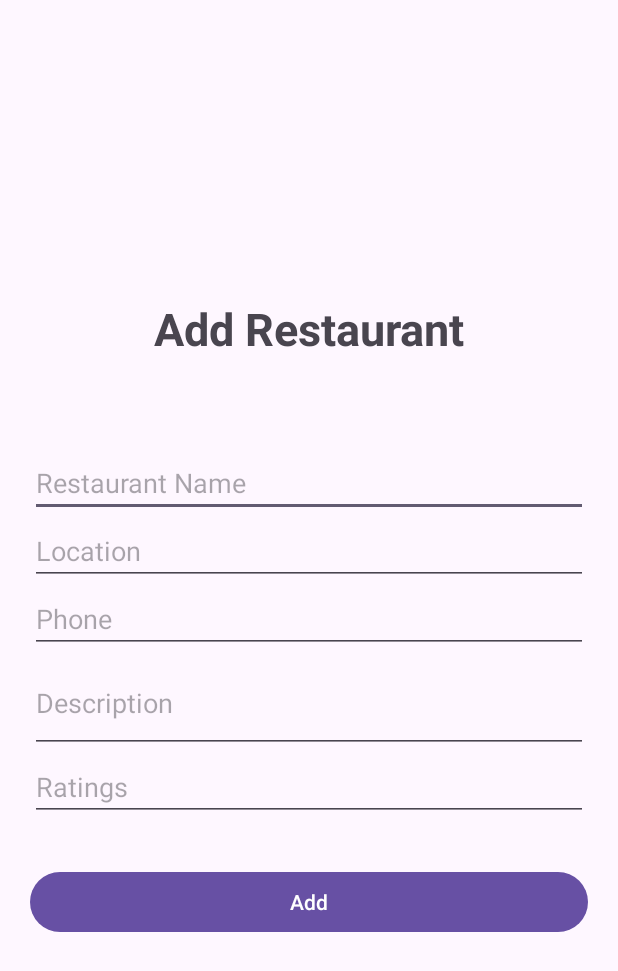
After one commit to ahsannjavaid/smd-assignment-2, an Android app: the AddRestaurantActivity screen opened directly, with no data from a screen before it, on a phone screen of 412 x 824 dp. The commit adds this screen. Shown: the top 971 px of the screen. Run offline under Robolectric (Android 15) with nearby library versions, the phone set to English and light mode, and no system bars.

Commit message:
add new restaurtant add

```diff
--- a/app/src/main/AndroidManifest.xml
+++ b/app/src/main/AndroidManifest.xml
@@ -13,6 +13,9 @@
         android:theme="@style/Theme.SMDAssignment2"
         tools:targetApi="31">
         <activity
+            android:name=".AddRestaurantActivity"
+            android:exported="false" />
+        <activity
             android:name=".MainActivity"
             android:exported="true">
             <intent-filter>
--- /dev/null
+++ b/app/src/main/java/com/example/smdassignment2/AddRestaurantActivity.java
@@ -0,0 +1,46 @@
+package com.example.smdassignment2;
+
+import androidx.appcompat.app.AppCompatActivity;
+
+import android.content.Intent;
+import android.os.Bundle;
+import android.view.View;
+import android.widget.Button;
+import android.widget.EditText;
+
+public class AddRestaurantActivity extends AppCompatActivity {
+
+    @Override
+    protected void onCreate(Bundle savedInstanceState) {
+        super.onCreate(savedInstanceState);
+        setContentView(R.layout.activity_add_restaurant);
+
+        Button btnAdd = findViewById(R.id.btnAdd);
+        btnAdd.setOnClickListener(new View.OnClickListener() {
+            @Override
+            public void onClick(View v) {
+                saveDataAndReturn();
+            }
+        });
+    }
+    private void saveDataAndReturn() {
+        // Retrieve values from EditText fields
+        String name = ((EditText) findViewById(R.id.etName)).getText().toString();
+        String location = ((EditText) findViewById(R.id.etLocation)).getText().toString();
+        String phone = ((EditText) findViewById(R.id.etPhone)).getText().toString();
+        String description = ((EditText) findViewById(R.id.etDescription)).getText().toString();
+        String rating = ((EditText) findViewById(R.id.etRating)).getText().toString();
+
+        // Create an Intent to return the values to MainActivity
+        Intent returnIntent = new Intent();
+        returnIntent.putExtra("name", name);
+        returnIntent.putExtra("location", location);
+        returnIntent.putExtra("phone", phone);
+        returnIntent.putExtra("description", description);
+        returnIntent.putExtra("rating", rating);
+
+        // Set result and finish AddActivity
+        setResult(RESULT_OK, returnIntent);
+        finish();
+    }
+}
--- /dev/null
+++ b/app/src/main/res/layout/activity_add_restaurant.xml
@@ -0,0 +1,71 @@
+<?xml version="1.0" encoding="utf-8"?>
+<LinearLayout xmlns:android="http://schemas.android.com/apk/res/android"
+    xmlns:app="http://schemas.android.com/apk/res-auto"
+    xmlns:tools="http://schemas.android.com/tools"
+    android:layout_width="match_parent"
+    android:layout_height="match_parent"
+    android:orientation="vertical"
+    android:gravity="center"
+    android:padding="20dp"
+    tools:context=".AddRestaurantActivity">
+
+    <TextView
+        android:layout_width="match_parent"
+        android:layout_height="wrap_content"
+        android:text="@string/add_restaurant"
+        android:textSize="30sp"
+        android:gravity="center"
+        android:paddingBottom="60dp"
+        android:textStyle="bold" />
+
+    <EditText
+        android:layout_width="match_parent"
+        android:layout_height="wrap_content"
+        android:id="@+id/etName"
+        android:hint="@string/restaurant_name"
+        android:autofillHints="name"
+        android:inputType="text"
+        />
+
+    <EditText
+        android:layout_width="match_parent"
+        android:layout_height="wrap_content"
+        android:id="@+id/etLocation"
+        android:hint="@string/location"
+        android:autofillHints="postalAddress"
+        android:inputType="text"
+        />
+
+    <EditText
+        android:layout_width="match_parent"
+        android:layout_height="wrap_content"
+        android:id="@+id/etPhone"
+        android:inputType="phone"
+        android:hint="@string/phone"
+        android:autofillHints="phone" />
+
+    <EditText
+        android:layout_width="match_parent"
+        android:layout_height="wrap_content"
+        android:id="@+id/etDescription"
+        android:inputType="textMultiLine"
+        android:lines="2"
+        android:hint="@string/description"
+        android:autofillHints="null" />
+
+    <EditText
+        android:layout_width="match_parent"
+        android:layout_height="wrap_content"
+        android:id="@+id/etRating"
+        android:inputType="numberDecimal"
+        android:hint="@string/ratings"
+        android:autofillHints="null" />
+
+    <Button
+        android:layout_width="match_parent"
+        android:layout_height="wrap_content"
+        android:text="@string/add"
+        android:id="@+id/btnAdd"
+        android:layout_marginTop="30dp" />
+
+</LinearLayout>
--- a/app/src/main/res/values/strings.xml
+++ b/app/src/main/res/values/strings.xml
@@ -8,4 +8,7 @@
     <string name="location">Location</string>
     <string name="restaurant_name">Restaurant Name</string>
     <string name="restaurant" />
+    <string name="add_restaurant">Add Restaurant</string>
+    <string name="name">Name</string>
+    <string name="add">Add</string>
 </resources>
```
Also changed, not shown: app/src/main/java/com/example/smdassignment2/MainActivity.java (+38 -3 lines), app/src/main/res/layout/activity_main.xml (+16 -3 lines).
